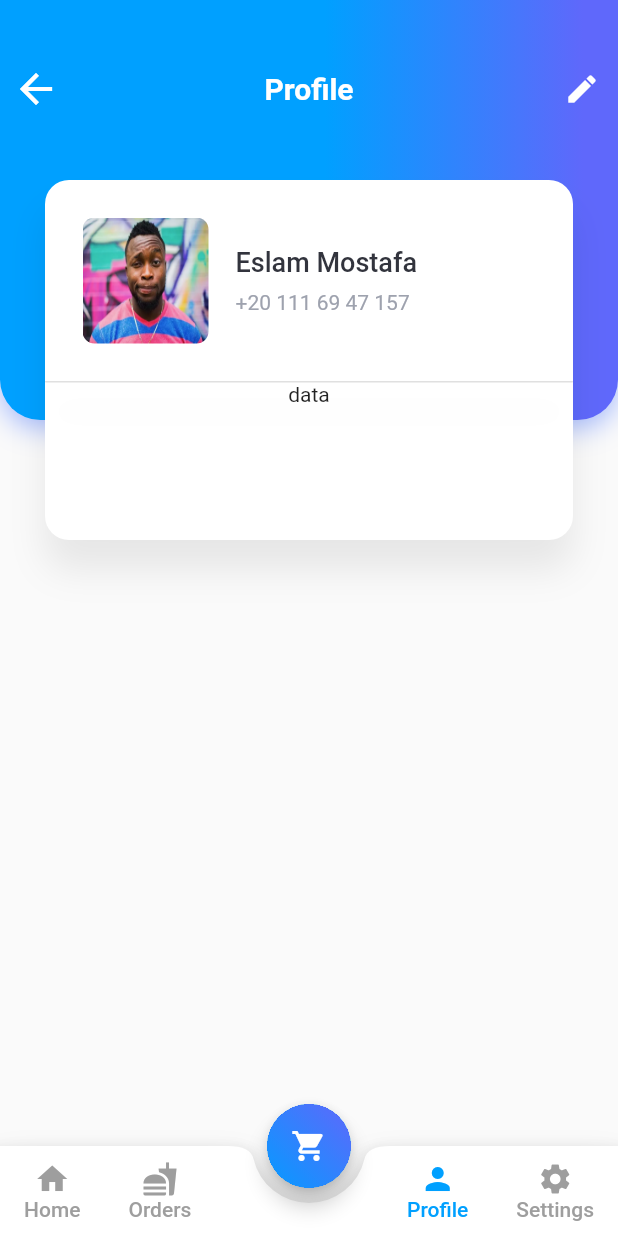
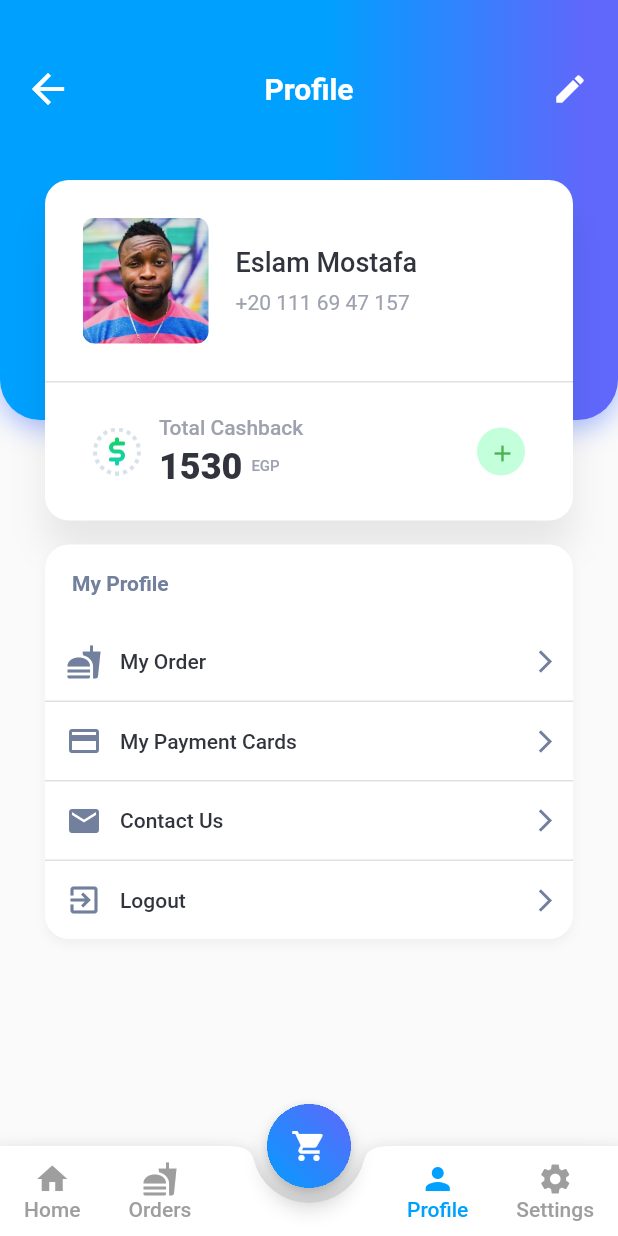
Before and after one commit to eslam0stafa23/pinoffer-flutter-version, a Flutter app: the screen it shows after launch, item 3 of the bottom bar chosen, on a phone screen of 412 x 824 dp. Run offline on Flutter 3.47's test engine with Material 2 defaults, Android fonts, the phone set to English and light mode, and no system bars.

```diff
--- a/lib/constants.dart
+++ b/lib/constants.dart
@@ -2,3 +2,10 @@ import 'package:flutter/material.dart';
 
 const blueStart = Color(0xff5f68fb);
 const blueEnd = Color(0xff00a0ff);
+const blueShadow = Color(0x8a5c83ff);
+const lightGrayText = Color(0xff9ea2ae);
+const grayText = Color(0xff32343d);
+const mediumGrayText = Color(0xff72809d);
+const lightGrayShadow = Color(0x4cd5d5dc);
+const darkGrayShadow = Color(0x14000000);
+const green = Color(0xff14d262);
--- a/lib/pages/home.dart
+++ b/lib/pages/home.dart
@@ -1,4 +1,6 @@
 import 'package:flutter/material.dart';
+
+import '../constants.dart';
 
 class HomeScreen extends StatefulWidget {
   HomeScreen({Key key}) : super(key: key);
@@ -10,10 +12,36 @@ class HomeScreen extends StatefulWidget {
 class _HomeScreenState extends State<HomeScreen> {
   @override
   Widget build(BuildContext context) {
-    return Scaffold(
-      appBar: AppBar(
-        centerTitle: true,
-        title: Text("Home",),
+    return Container(
+      color: lightGrayShadow,
+      height: MediaQuery.of(context).size.height,
+      child: Column(
+        crossAxisAlignment: CrossAxisAlignment.start,
+        children: <Widget>[
+          Padding(
+            padding: EdgeInsets.all(15),
+            child: SafeArea(
+              child: Text(
+                "Hey, Eslam!",
+                style: TextStyle(
+                    color: grayText,
+                    fontWeight: FontWeight.normal,
+                    fontSize: 16.0),
+                textAlign: TextAlign.start,
+              ),
+            ),
+          ),
+          Padding(
+            padding: EdgeInsets.fromLTRB(15, 0, 0, 0),
+            child: Text(
+              "What would you like to eat?",
+              style: TextStyle(
+                  color: grayText, fontWeight: FontWeight.bold, fontSize: 50),
+              textAlign: TextAlign.start,
+            ),
+          ),
+
+        ],
       ),
     );
   }
--- a/lib/pages/orders.dart
+++ b/lib/pages/orders.dart
@@ -1,4 +1,6 @@
 import 'package:flutter/material.dart';
+import 'package:pinofferflutterapp/widgets/error_screen.dart';
+import '../widgets/blue_card_toolbar.dart';
 
 class OrdersScreen extends StatefulWidget {
   OrdersScreen({Key key}) : super(key: key);
@@ -10,10 +12,24 @@ class OrdersScreen extends StatefulWidget {
 class _CartScreenState extends State<OrdersScreen> {
   @override
   Widget build(BuildContext context) {
-    return Scaffold(
-      appBar: AppBar(
-        centerTitle: true,
-        title: Text("Orders"),
+    return Container(
+      height: MediaQuery.of(context).size.height,
+      child: Column(
+        children: <Widget>[
+          BlueCardToolbar(
+            title: "Orders",
+            cardHeight: 100,
+            withShadow: false,
+            withBackButton: true,
+          ),
+          Expanded(
+            child: ShowError(
+              title: "You have no previous orders!",
+              description:
+                  "You can create a new order by choosing from one of our restaurants 😋",
+            ),
+          )
+        ],
       ),
     );
   }
--- a/lib/pages/profile.dart
+++ b/lib/pages/profile.dart
@@ -1,6 +1,7 @@
 import 'package:flutter/material.dart';
-import 'package:pinofferflutterapp/widgets/blue_card.dart';
-import 'package:pinofferflutterapp/widgets/profile_details_card.dart';
+import '../widgets/blue_card_toolbar.dart';
+import '../widgets/profile_details_card.dart';
+import '../widgets/profile_options.dart';
 
 class ProfileScreen extends StatefulWidget {
   ProfileScreen({Key key}) : super(key: key);
@@ -12,18 +13,34 @@ class ProfileScreen extends StatefulWidget {
 class _ProfileScreenState extends State<ProfileScreen> {
   @override
   Widget build(BuildContext context) {
-    return Container(
+    return Center(
+      child: Container(
           height: MediaQuery.of(context).size.height,
           child: Stack(
             children: <Widget>[
-            BlueCard(),
+              BlueCardToolbar(
+                cardHeight: 280,
+                title: "Profile",
+                action: Icons.edit,
+                withShadow: true,
+                withBackButton: true,
+              ),
               Positioned(
                   // details card
                   top: 120,
                   left: 30,
                   right: 30,
-                child: ProfileDetails())
+                  child: Column(
+                    children: <Widget>[
+                      ProfileDetails(),
+                      Padding(
+                        padding: const EdgeInsets.fromLTRB(0, 16, 0, 0),
+                        child: ProfileOptions(),
+                      )
                     ],
-        ));
+                  ))
+            ],
+          )),
+    );
   }
 }
--- a/lib/widgets/blue_card.dart
+++ /dev/null
@@ -1,64 +0,0 @@
-import 'package:flutter/material.dart';
-import 'package:pinofferflutterapp/constants.dart';
-
-class BlueCard extends StatelessWidget {
-  const BlueCard({Key key}) : super(key: key);
-
-  @override
-  Widget build(BuildContext context) {
-    return Container(
-      width: MediaQuery.of(context).size.width,
-      height: 280,
-      decoration: BoxDecoration(
-          borderRadius: BorderRadius.only(
-              bottomLeft: Radius.circular(27),
-              bottomRight: Radius.circular(27),
-              topLeft: Radius.zero,
-              topRight: Radius.zero),
-          boxShadow: [
-            BoxShadow(
-                color: const Color(0x8a5c83ff),
-                offset: Offset(0, 5),
-                blurRadius: 15,
-                spreadRadius: 0)
-          ],
-          gradient: LinearGradient(
-              begin: Alignment(0.8863104609927467, 0.44931032791217873),
-              end: Alignment(0.051533512316342754, 0.44931032791217873),
-              colors: [blueStart, blueEnd])),
-      child: Column(
-        children: <Widget>[
-          Padding(
-            padding: const EdgeInsets.fromLTRB(0, 35, 0, 0),
-            child: Row(
-              children: <Widget>[
-                IconButton(
-                    icon: Icon(
-                      Icons.arrow_back,
-                      size: 32,
-                      color: Colors.white,
-                    ),
-                    onPressed: () {}),
-                Expanded(
-                    child: Text(
-                  "Profile",
-                  textAlign: TextAlign.center,
-                  style: TextStyle(
-                      color: Colors.white,
-                      fontSize: 20,
-                      fontWeight: FontWeight.bold),
-                )),
-                IconButton(
-                    icon: Icon(
-                      Icons.edit,
-                      color: Colors.white,
-                    ),
-                    onPressed: () {})
-              ],
-            ),
-          )
-        ],
-      ),
-    );
-  }
-}
--- /dev/null
+++ b/lib/widgets/blue_card_toolbar.dart
@@ -0,0 +1,89 @@
+import 'package:flutter/material.dart';
+import 'package:pinofferflutterapp/constants.dart';
+
+class BlueCardToolbar extends StatelessWidget {
+  final double cardHeight;
+  final String title;
+  final IconData action;
+  final Function backOnPress;
+  final Function actionOnPress;
+  final bool withShadow;
+  final bool withBackButton;
+
+  BlueCardToolbar(
+      {this.cardHeight,
+      this.title,
+      this.action,
+      this.backOnPress,
+      this.actionOnPress,
+      @required this.withShadow,
+      @required this.withBackButton});
+
+  @override
+  Widget build(BuildContext context) {
+    return Container(
+      width: MediaQuery.of(context).size.width,
+      height: cardHeight,
+      decoration: BoxDecoration(
+          borderRadius: BorderRadius.only(
+              bottomLeft: Radius.circular(27),
+              bottomRight: Radius.circular(27),
+              topLeft: Radius.zero,
+              topRight: Radius.zero),
+          boxShadow: withShadow
+              ? [
+                  BoxShadow(
+                      color: blueShadow,
+                      offset: Offset(0, 5),
+                      blurRadius: 15,
+                      spreadRadius: 0)
+                ]
+              : [
+                  BoxShadow(
+                      color: blueShadow,
+                      offset: Offset(0, 0),
+                      blurRadius: 0,
+                      spreadRadius: 0)
+                ],
+          gradient: LinearGradient(
+              begin: Alignment(0.8863104609927467, 0.44931032791217873),
+              end: Alignment(0.051533512316342754, 0.44931032791217873),
+              colors: [blueStart, blueEnd])),
+      child: Column(
+        children: <Widget>[
+          Padding(
+            padding: const EdgeInsets.fromLTRB(8, 35, 8, 0),
+            child: Row(
+              children: <Widget>[
+                withBackButton
+                    ? IconButton(
+                        icon: Icon(
+                          Icons.arrow_back,
+                          size: 32,
+                          color: Colors.white,
+                        ),
+                        onPressed: backOnPress)
+                    : IconButton(icon: Icon(null), onPressed: () {},),
+                Expanded(
+                    child: Text(
+                  title,
+                  textAlign: TextAlign.center,
+                  style: TextStyle(
+                      color: Colors.white,
+                      fontSize: 20,
+                      fontWeight: FontWeight.bold),
+                )),
+                IconButton(
+                    icon: Icon(
+                      action,
+                      color: Colors.white,
+                    ),
+                    onPressed: actionOnPress)
+              ],
+            ),
+          )
+        ],
+      ),
+    );
+  }
+}
--- /dev/null
+++ b/lib/widgets/error_screen.dart
@@ -0,0 +1,45 @@
+import 'package:flutter/material.dart';
+
+import '../constants.dart';
+
+class ShowError extends StatelessWidget {
+  final String title;
+  final String description;
+
+  ShowError({this.title, this.description});
+
+  @override
+  Widget build(BuildContext context) {
+    return Column(
+      mainAxisAlignment: MainAxisAlignment.center,
+      crossAxisAlignment: CrossAxisAlignment.center,
+      mainAxisSize: MainAxisSize.max,
+      children: <Widget>[
+        Padding(
+          padding: const EdgeInsets.all(18),
+          child: Image.asset(
+            "assets/images/ic_error.png",
+            width: 250,
+            height: 300,
+          ),
+        ),
+        Text(
+          title,
+          style: TextStyle(
+              color: grayText, fontWeight: FontWeight.w800, fontSize: 18.0),
+        ),
+        Padding(
+          padding: const EdgeInsets.fromLTRB(35, 12, 35, 0),
+          child: Text(
+            description,
+            style: TextStyle(
+                color: lightGrayText,
+                fontWeight: FontWeight.w500,
+                fontSize: 14.0),
+            textAlign: TextAlign.center,
+          ),
+        )
+      ],
+    );
+  }
+}
--- a/lib/widgets/profile_details_card.dart
+++ b/lib/widgets/profile_details_card.dart
@@ -1,13 +1,13 @@
 import 'package:flutter/material.dart';
 
+import '../constants.dart';
+
 class ProfileDetails extends StatelessWidget {
-  const ProfileDetails({Key key}) : super(key: key);
+  ProfileDetails({Key key}) : super(key: key);
 
   @override
   Widget build(BuildContext context) {
     return Container(
-        width: MediaQuery.of(context).size.width,
-        height: 240,
         child: Column(
           children: <Widget>[
             Stack(
@@ -22,7 +22,7 @@ class ProfileDetails extends StatelessWidget {
                           "assets/images/user_image_test.webp",
                           width: 84,
                           height: 84,
-                          fit: BoxFit.fill,
+                          fit: BoxFit.cover,
                         ),
                       ),
                       Padding(
@@ -31,7 +31,7 @@ class ProfileDetails extends StatelessWidget {
                           crossAxisAlignment: CrossAxisAlignment.start,
                           children: <Widget>[
                             Padding(
-                              padding: const EdgeInsets.fromLTRB(0, 0, 0, 8.0),
+                              padding: EdgeInsets.fromLTRB(0, 0, 0, 8.0),
                               child: Text(
                                 "Eslam Mostafa",
                                 style: TextStyle(
@@ -55,18 +55,76 @@ class ProfileDetails extends StatelessWidget {
             Container(
                 width: MediaQuery.of(context).size.width,
                 height: 1,
-                decoration: BoxDecoration(
-                    borderRadius: BorderRadius.all(Radius.circular(16)),
-                    boxShadow: [
-                      BoxShadow(
-                          color: const Color(0x14000000),
-                          offset: Offset(0, 20),
-                          blurRadius: 20,
-                          spreadRadius: 0)
+                color: Colors.black12,
+                ),
+            Stack(
+              children: <Widget>[
+                Padding(
+                  padding: EdgeInsets.fromLTRB(32, 22, 32, 22),
+                  child: Row(
+                    children: <Widget>[
+                      Image.asset(
+                        "assets/images/ic_credit_count.png",
+                        width: 32,
+                        height: 32,
+                      ),
+                      Expanded(
+                        child: Padding(
+                          padding: EdgeInsets.fromLTRB(12, 0, 0, 0),
+                          child: Column(
+                            crossAxisAlignment: CrossAxisAlignment.start,
+                            children: <Widget>[
+                              Padding(
+                                padding: EdgeInsets.fromLTRB(0, 0, 0, 4),
+                                child: Text(
+                                  "Total Cashback",
+                                  style: TextStyle(
+                                      color: lightGrayText,
+                                      fontWeight: FontWeight.w500,
+                                      fontSize: 14.0),
+                                ),
+                              ),
+                              Row(
+                                children: <Widget>[
+                                  Text("1530",
+                                      style: TextStyle(
+                                          color: grayText,
+                                          fontWeight: FontWeight.w800,
+                                          fontSize: 24.0)),
+                                  Padding(
+                                    padding: EdgeInsets.fromLTRB(6, 0, 0, 0),
+                                    child: Text("EGP",
+                                        style: TextStyle(
+                                            color: lightGrayText,
+                                            fontWeight: FontWeight.w500,
+                                            fontSize: 10.0)),
+                                  )
+                                ],
+                              )
+                            ],
+                          ),
+                        ),
+                      ),
+                      Container(
+                        width: 32,
+                        height: 32,
+                        child: Center(
+                            child: IconButton(
+                          icon: Icon(
+                            Icons.add,
+                            color: Colors.green,
+                            size: 18.0,
+                          ),
+                          onPressed: () {},
+                        )),
+                        decoration: BoxDecoration(
+                            borderRadius: BorderRadius.all(Radius.circular(18)),
+                            color: Color(0xffc4ffdc)),
+                      )
                     ],
-                    color: Colors.black12)),
-            Stack(
-              children: <Widget>[Text("data")],
+                  ),
+                )
+              ],
             ),
           ],
         ),
@@ -74,11 +132,11 @@ class ProfileDetails extends StatelessWidget {
             borderRadius: BorderRadius.all(Radius.circular(16)),
             boxShadow: [
               BoxShadow(
-                  color: const Color(0x14000000),
+                  color: darkGrayShadow,
                   offset: Offset(0, 20),
                   blurRadius: 20,
                   spreadRadius: 0)
             ],
-            color: const Color(0xffffffff)));
+            color: Colors.white));
   }
 }
--- /dev/null
+++ b/lib/widgets/profile_option.dart
@@ -0,0 +1,45 @@
+import 'package:flutter/material.dart';
+
+import '../constants.dart';
+
+class ProfileOption extends StatelessWidget {
+  final String text;
+  final IconData icon;
+  final Function onClick;
+
+  ProfileOption({this.text, this.icon, this.onClick});
+
+  @override
+  Widget build(BuildContext context) {
+    return GestureDetector(
+      onTap: () {},
+      child: Padding(
+        padding: const EdgeInsets.all(14),
+        child: Row(
+          children: <Widget>[
+            Icon(
+              icon,
+              color: mediumGrayText,
+            ),
+            Expanded(
+              child: Padding(
+                padding: const EdgeInsets.fromLTRB(12, 0, 0, 0),
+                child: Text(text,
+                    style: TextStyle(
+                        color: grayText,
+                        fontWeight: FontWeight.w500,
+                        fontSize: 14.0)),
+              ),
+            ),
+            Icon(
+              Icons.arrow_back_ios,
+              color: mediumGrayText,
+              size: 18.0,
+              textDirection: TextDirection.rtl,
+            )
+          ],
+        ),
+      ),
+    );
+  }
+}
--- /dev/null
+++ b/lib/widgets/profile_options.dart
@@ -0,0 +1,70 @@
+import 'package:flutter/material.dart';
+import 'package:pinofferflutterapp/widgets/profile_option.dart';
+
+import '../constants.dart';
+
+class ProfileOptions extends StatelessWidget {
+  const ProfileOptions({Key key}) : super(key: key);
+
+  @override
+  Widget build(BuildContext context) {
+    return Container(
+        width: MediaQuery.of(context).size.width,
+        child: Column(
+          crossAxisAlignment: CrossAxisAlignment.start,
+          children: <Widget>[
+            Padding(
+              padding: EdgeInsets.all(18),
+              child: Text(
+                "My Profile",
+                style: TextStyle(
+                    color: mediumGrayText,
+                    fontWeight: FontWeight.w700,
+                    fontSize: 14.0),
+              ),
+            ),
+            ProfileOption(
+              text: "My Order",
+              icon: Icons.fastfood,
+            ),
+            Container(
+              width: MediaQuery.of(context).size.width,
+              height: 1,
+              color: Colors.black12,
+            ),
+            ProfileOption(
+              text: "My Payment Cards",
+              icon: Icons.credit_card,
+            ),
+            Container(
+              width: MediaQuery.of(context).size.width,
+              height: 1,
+              color: Colors.black12,
+            ),
+            ProfileOption(
+              text: "Contact Us",
+              icon: Icons.email,
+            ),
+            Container(
+              width: MediaQuery.of(context).size.width,
+              height: 1,
+              color: Colors.black12,
+            ),
+            ProfileOption(
+              text: "Logout",
+              icon: Icons.exit_to_app,
+            ),
+          ],
+        ),
+        decoration: BoxDecoration(
+            borderRadius: BorderRadius.all(Radius.circular(16)),
+            boxShadow: [
+              BoxShadow(
+                  color: lightGrayShadow,
+                  offset: Offset(0, 3),
+                  blurRadius: 5,
+                  spreadRadius: 0)
+            ],
+            color: Colors.white));
+  }
+}
--- a/pubspec.yaml
+++ b/pubspec.yaml
@@ -43,6 +43,8 @@ flutter:
   # To add assets to your application, add an assets section, like this:
   assets:
     - assets/images/user_image_test.webp
+    - assets/images/ic_credit_count.png
+    - assets/images/ic_error.png
 
   # An image asset can refer to one or more resolution-specific "variants", see
   # https://flutter.dev/assets-and-images/#resolution-aware.
```
Also changed, not shown: assets/images/ic_credit_count.png (added), assets/images/ic_error.png (added). Lines whose indentation alone changed are shown as unchanged.
